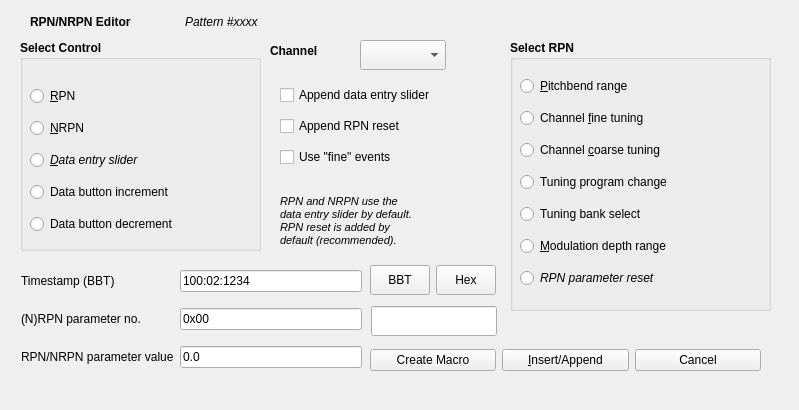
Qt form seq_qt5/src/gui/qrpnframe.ui (ahlstromcj/seq66) before a commit.
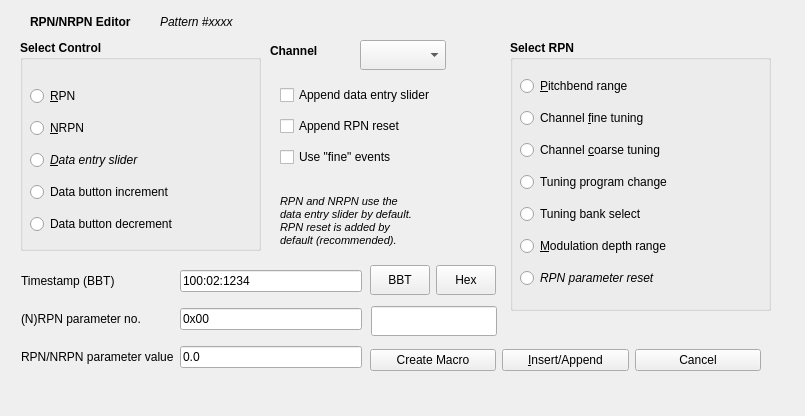
The same form after that commit.

```diff
--- a/seq_qt5/src/gui/qrpnframe.ui
+++ b/seq_qt5/src/gui/qrpnframe.ui
@@ -6,8 +6,8 @@
    <rect>
     <x>0</x>
     <y>0</y>
-    <width>799</width>
-    <height>410</height>
+    <width>805</width>
+    <height>416</height>
    </rect>
   </property>
   <property name="windowTitle">
@@ -280,7 +280,7 @@
     <rect>
      <x>30</x>
      <y>10</y>
-     <width>301</width>
+     <width>251</width>
      <height>24</height>
     </rect>
    </property>
@@ -509,19 +509,25 @@
    </property>
    <property name="geometry">
     <rect>
-     <x>340</x>
-     <y>10</y>
-     <width>421</width>
+     <x>290</x>
+     <y>11</y>
+     <width>481</width>
      <height>21</height>
     </rect>
    </property>
    <property name="font">
     <font>
-     <pointsize>12</pointsize>
+     <pointsize>9</pointsize>
      <italic>true</italic>
      <bold>true</bold>
     </font>
    </property>
+   <property name="frameShape">
+    <enum>QFrame::Shape::NoFrame</enum>
+   </property>
+   <property name="frameShadow">
+    <enum>QFrame::Shadow::Sunken</enum>
+   </property>
    <property name="text">
     <string></string>
    </property>
```
Left out of the diff: 5 changed lines with no effect on the pictures.
